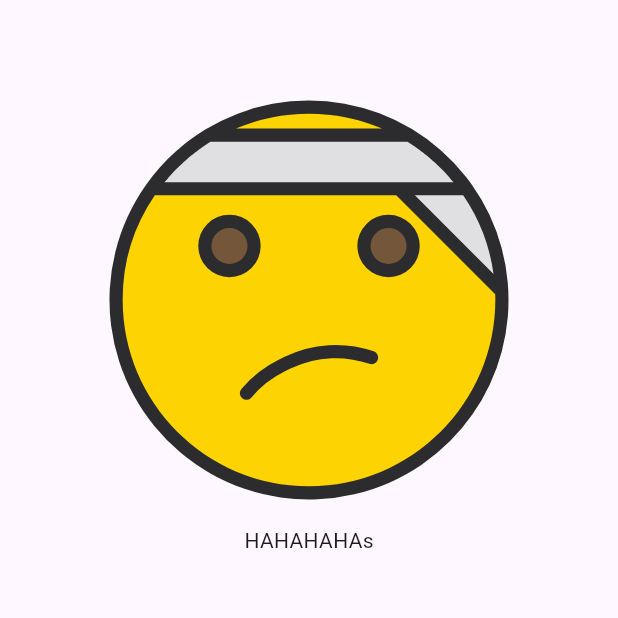
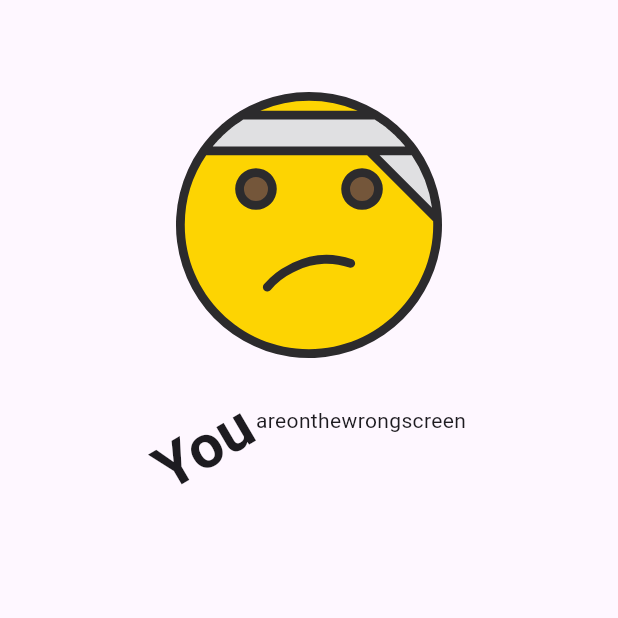
Before and after one commit to CrestNiraj12/custom_animations_app, a Flutter app: the MyHomePage screen opened directly, on a phone screen of 412 x 824 dp, the top half of it. Run offline on Flutter 3.47's test engine with Material 2 defaults, Android fonts, the phone set to English and light mode, and no system bars; our stand-ins replace flutter_svg.

Commit message:
feat: minor animation smoothness updates

```diff
--- a/lib/home.dart
+++ b/lib/home.dart
@@ -20,17 +20,35 @@ class _MyHomePageState extends State<MyHomePage> {
           child: Column(
             mainAxisAlignment: MainAxisAlignment.start,
             children: <Widget>[
-              Hero(
-                tag: 'image',
-                child: SizedBox(
-                  height: 300,
-                  width: 300,
-                  child: SvgPicture.asset(
-                    'assets/icons/sad.svg',
-                  ),
+              SizedBox(
+                height: 200,
+                width: 200,
+                child: SvgPicture.asset(
+                  'assets/icons/sad.svg',
                 ),
               ),
-              const Text("HAHAHAHAs"),
+              const SizedBox(
+                height: 20,
+              ),
+              Wrap(
+                children: [
+                  Transform.rotate(
+                    angle: 100,
+                    child: const Text(
+                      'You',
+                      style: TextStyle(
+                        fontSize: 40,
+                        fontWeight: FontWeight.bold,
+                      ),
+                    ),
+                  ),
+                  const Text('are'),
+                  const Text('on'),
+                  const Text('the'),
+                  const Text('wrong'),
+                  const Text('screen'),
+                ],
+              )
             ],
           ),
         ),
```
Also changed, not shown: lib/splash_screen.dart (+6 -8 lines).
